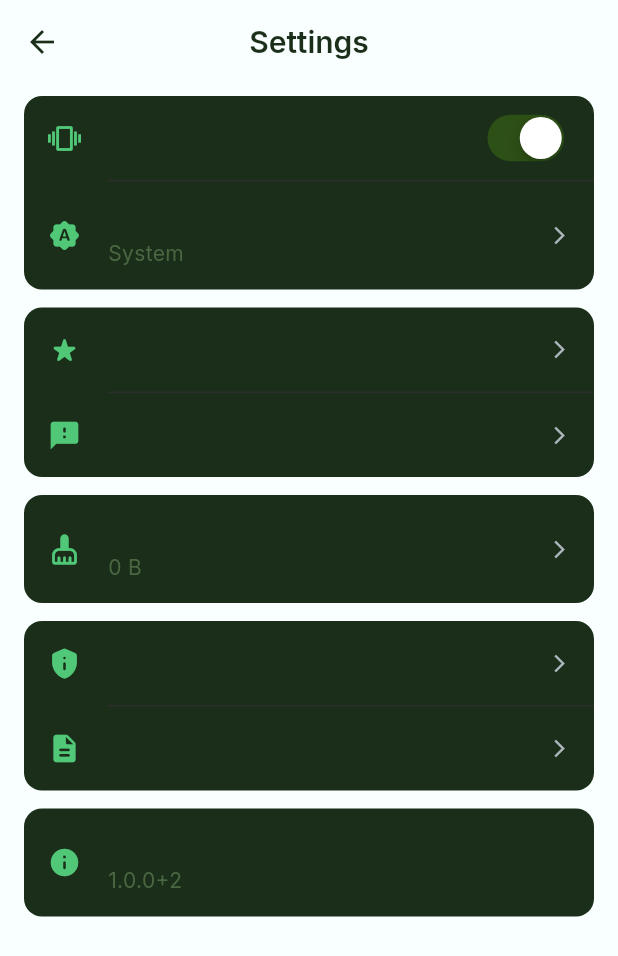
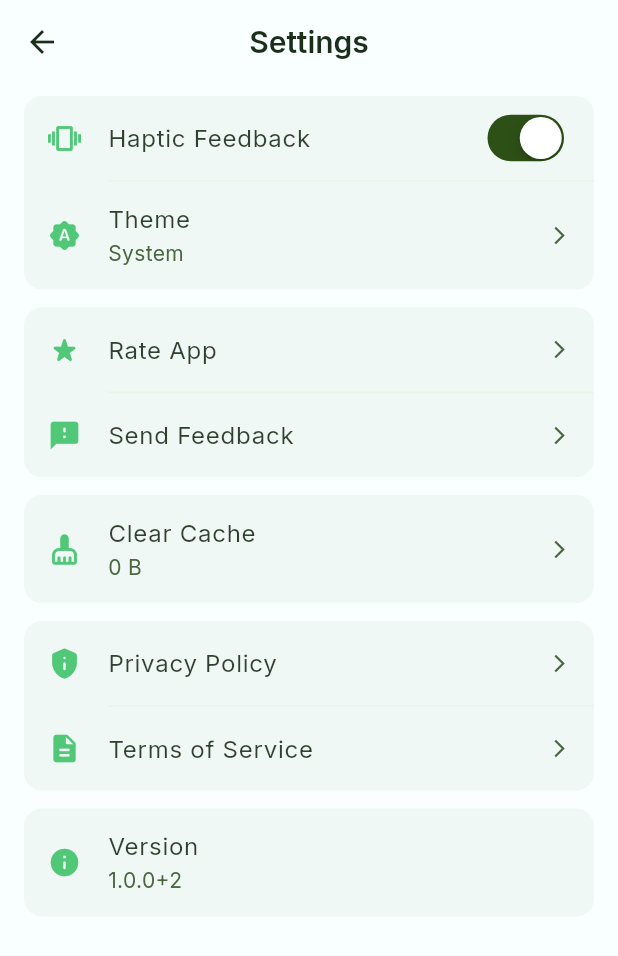
Before and after one commit to ivantrj/RockIdentifier, a Flutter app: the _LibraryScreenBody screen opened directly, after a tap on an icon or button, on a phone screen of 412 x 824 dp. Shown: the top 956 px of the screen. Run offline on Flutter 3.47's test engine with Material 3 defaults, Android fonts, the phone set to English and light mode, and no system bars; our stand-ins replace connectivity_plus, get_it, google_fonts, hugeicons, image_picker, in_app_review and 3 more; missing offline and left inert: fimber, purchases_flutter; accounts and stored records are empty.

Commit message:
Refactor CoinCard and related components to SnakeCard, updating them for snake identification. Adjusted theme handling for dark mode, modified dialog messages, and updated references throughout the codebase to reflect the new focus on snakes.

```diff
--- a/lib/core/widgets/coin_card_placeholder.dart
+++ b/lib/core/widgets/coin_card_placeholder.dart
@@ -2,19 +2,22 @@ import 'package:flutter/material.dart';
 import 'package:shimmer/shimmer.dart';
 import 'package:snake_id/core/theme/app_theme.dart';
 
-class CoinCardPlaceholder extends StatelessWidget {
-  const CoinCardPlaceholder({super.key});
+class SnakeCardPlaceholder extends StatelessWidget {
+  const SnakeCardPlaceholder({super.key});
 
   @override
   Widget build(BuildContext context) {
+    final isDarkMode = Theme.of(context).brightness == Brightness.dark;
     return Shimmer.fromColors(
-      baseColor: AppTheme.darkCharcoal,
-      highlightColor: AppTheme.darkCharcoal.withOpacity(0.5),
+      baseColor: isDarkMode ? AppTheme.darkCharcoal : AppTheme.lightCard,
+      highlightColor: isDarkMode ? AppTheme.darkCharcoal.withOpacity(0.5) : AppTheme.lightCard.withOpacity(0.7),
       child: Container(
         decoration: BoxDecoration(
           borderRadius: BorderRadius.circular(AppTheme.cardBorderRadius),
-          color: AppTheme.darkCharcoal, // Shimmer needs a color to draw on
-          border: Border.all(color: AppTheme.subtleBorderColor),
+          color: isDarkMode ? AppTheme.darkCharcoal : AppTheme.lightCard,
+          border: Border.all(
+            color: isDarkMode ? AppTheme.subtleBorderColor : AppTheme.lightBorder,
+          ),
         ),
         child: Column(
           crossAxisAlignment: CrossAxisAlignment.start,
@@ -23,12 +26,12 @@ class CoinCardPlaceholder extends StatelessWidget {
             AspectRatio(
               aspectRatio: 1.0,
               child: Container(
-                decoration: const BoxDecoration(
-                  borderRadius: BorderRadius.only(
+                decoration: BoxDecoration(
+                  borderRadius: const BorderRadius.only(
                     topLeft: Radius.circular(AppTheme.cardBorderRadius),
                     topRight: Radius.circular(AppTheme.cardBorderRadius),
                   ),
-                  color: Colors.black, // Placeholder color
+                  color: isDarkMode ? Colors.black : Colors.grey[300], // Placeholder color
                 ),
               ),
             ),
@@ -41,13 +44,13 @@ class CoinCardPlaceholder extends StatelessWidget {
                   Container(
                     height: 16,
                     width: double.infinity,
-                    color: Colors.black,
+                    color: isDarkMode ? Colors.black : Colors.grey[300],
                   ),
                   const SizedBox(height: 8),
                   Container(
                     height: 12,
                     width: MediaQuery.of(context).size.width * 0.3,
-                    color: Colors.black,
+                    color: isDarkMode ? Colors.black : Colors.grey[300],
                   ),
                 ],
               ),
--- a/lib/features/chat/view/chat_screen.dart
+++ b/lib/features/chat/view/chat_screen.dart
@@ -153,7 +153,7 @@ class _ChatScreenState extends State<ChatScreen> {
             child: TextField(
               controller: _messageController,
               decoration: InputDecoration(
-                hintText: 'Ask about this coin...',
+                hintText: 'Ask about this Snake...',
                 border: OutlineInputBorder(
                   borderRadius: BorderRadius.circular(24),
                   borderSide: BorderSide.none,
--- a/lib/features/library/view/widgets/fab_menu.dart
+++ b/lib/features/library/view/widgets/fab_menu.dart
@@ -162,7 +162,7 @@ class _AnimatedFabMenuItemsState extends State<_AnimatedFabMenuItems> with Ticke
           delay: 0,
           child: _ActionButton(
             icon: HugeIcons.strokeRoundedCamera01,
-            label: 'Identify Coin',
+            label: 'Identify Snake',
             onTap: () async {
               await HapticService.instance.vibrate();
               widget.onClose();
@@ -175,7 +175,7 @@ class _AnimatedFabMenuItemsState extends State<_AnimatedFabMenuItems> with Ticke
           delay: 80,
           child: _ActionButton(
             icon: HugeIcons.strokeRoundedImage02,
-            label: 'Upload Coin Photo',
+            label: 'Upload Snake Photo',
             onTap: () async {
               await HapticService.instance.vibrate();
               widget.onClose();
--- a/lib/features/library/view/widgets/loading_dialog.dart
+++ b/lib/features/library/view/widgets/loading_dialog.dart
@@ -12,7 +12,7 @@ class LoadingDialog extends StatefulWidget {
 
 class _LoadingDialogState extends State<LoadingDialog> {
   static final List<String> _funTexts = [
-    'Scanning coin surface...',
+    'Scanning Snake surface...',
     'Analyzing mint marks...',
     'Checking for die cracks...',
     'Consulting numismatic databases...',
--- a/lib/features/onboarding/onboarding_screen.dart
+++ b/lib/features/onboarding/onboarding_screen.dart
@@ -274,7 +274,7 @@ class _OnboardingScreenState extends State<OnboardingScreen> with TickerProvider
                   height: 200,
                   decoration: BoxDecoration(
                     shape: BoxShape.circle,
-                    color: AppTheme.forestGreen.withValues(alpha: 0.03),
+                    color: AppTheme.forestGreen.withValues(alpha: isDarkMode ? 0.03 : 0.05),
                   ),
                 ),
               ),
@@ -286,7 +286,7 @@ class _OnboardingScreenState extends State<OnboardingScreen> with TickerProvider
                   height: 250,
                   decoration: BoxDecoration(
                     shape: BoxShape.circle,
-                    color: AppTheme.forestGreen.withValues(alpha: 0.02),
+                    color: AppTheme.forestGreen.withValues(alpha: isDarkMode ? 0.02 : 0.04),
                   ),
                 ),
               ),
@@ -298,7 +298,7 @@ class _OnboardingScreenState extends State<OnboardingScreen> with TickerProvider
                   height: 100,
                   decoration: BoxDecoration(
                     shape: BoxShape.circle,
-                    color: AppTheme.forestGreen.withValues(alpha: 0.02),
+                    color: AppTheme.forestGreen.withValues(alpha: isDarkMode ? 0.02 : 0.04),
                   ),
                 ),
               ),
@@ -723,7 +723,7 @@ class _OnboardingScreenState extends State<OnboardingScreen> with TickerProvider
         child: Stack(
           alignment: Alignment.center,
           children: [
-            // Coin image
+            // Snake image
             AnimatedBuilder(
               animation: _photoHandOpacity,
               builder: (context, child) {
@@ -743,7 +743,7 @@ class _OnboardingScreenState extends State<OnboardingScreen> with TickerProvider
                       ),
                       child: ClipOval(
                         child: Image.asset(
-                          'assets/images/coin.jpg',
+                          'assets/images/Snake.jpg',
                           fit: BoxFit.cover,
                         ),
                       ),
--- a/lib/features/settings/view/settings_screen.dart
+++ b/lib/features/settings/view/settings_screen.dart
@@ -125,10 +125,11 @@ class _SettingsScreenState extends State<SettingsScreen> {
   }
 
   Widget _buildSettingsGroup(BuildContext context, {required List<Widget> children}) {
+    final isDarkMode = Theme.of(context).brightness == Brightness.dark;
     return Container(
       clipBehavior: Clip.antiAlias, // Ensures children conform to rounded corners
       decoration: BoxDecoration(
-        color: AppTheme.darkCharcoal,
+        color: isDarkMode ? AppTheme.darkCharcoal : AppTheme.lightCard,
         borderRadius: BorderRadius.circular(12), // Slightly less rounded for a tighter look
       ),
       // Using a Column with manually interspersed dividers for precise control
@@ -140,7 +141,7 @@ class _SettingsScreenState extends State<SettingsScreen> {
             return Divider(
               height: 1,
               thickness: 1,
-              color: AppTheme.subtleBorderColor,
+              color: isDarkMode ? AppTheme.subtleBorderColor : AppTheme.lightBorder,
               indent: 56,
             );
           }
@@ -152,14 +153,20 @@ class _SettingsScreenState extends State<SettingsScreen> {
   Widget _buildSettingsItem(BuildContext context,
       {required IconData icon, required String title, String? subtitle, VoidCallback? onTap}) {
     final theme = Theme.of(context);
+    final isDarkMode = theme.brightness == Brightness.dark;
     return ListTile(
       dense: true, // Makes the ListTile more compact
       contentPadding: const EdgeInsets.symmetric(horizontal: 16.0, vertical: 4.0), // Reduced vertical padding
       leading: Icon(icon, color: theme.colorScheme.secondary, size: 22), // Slightly smaller icon
       title: Text(title, style: theme.textTheme.bodyLarge),
       subtitle: subtitle != null ? Text(subtitle, style: theme.textTheme.bodyMedium) : null,
-      trailing:
-          onTap != null ? const Icon(Icons.arrow_forward_ios, size: 14, color: AppTheme.secondaryTextColor) : null,
+      trailing: onTap != null
+          ? Icon(
+              Icons.arrow_forward_ios,
+              size: 14,
+              color: isDarkMode ? AppTheme.secondaryTextColor : AppTheme.lightTextSecondary,
+            )
+          : null,
       onTap: onTap,
     );
   }
@@ -288,13 +295,18 @@ class _CacheSettingsItemState extends State<_CacheSettingsItem> {
   @override
   Widget build(BuildContext context) {
     final theme = Theme.of(context);
+    final isDarkMode = theme.brightness == Brightness.dark;
     return ListTile(
       dense: true,
       contentPadding: const EdgeInsets.symmetric(horizontal: 16.0, vertical: 4.0),
       leading: Icon(Icons.cleaning_services_rounded, color: theme.colorScheme.secondary, size: 22),
       title: Text('Clear Cache', style: theme.textTheme.bodyLarge),
       subtitle: Text(_cacheSize, style: theme.textTheme.bodyMedium),
-      trailing: const Icon(Icons.arrow_forward_ios, size: 14, color: AppTheme.secondaryTextColor),
+      trailing: Icon(
+        Icons.arrow_forward_ios,
+        size: 14,
+        color: isDarkMode ? AppTheme.secondaryTextColor : AppTheme.lightTextSecondary,
+      ),
       onTap: () => _showClearCacheDialog(context),
     );
   }
@@ -308,6 +320,7 @@ class _ThemeToggle extends StatelessWidget {
     return Consumer<ThemeService>(
       builder: (context, themeService, child) {
         final theme = Theme.of(context);
+        final isDarkMode = theme.brightness == Brightness.dark;
         return ListTile(
           dense: true,
           contentPadding: const EdgeInsets.symmetric(horizontal: 16.0, vertical: 4.0),
@@ -329,7 +342,11 @@ class _ThemeToggle extends StatelessWidget {
                     : 'System',
             style: theme.textTheme.bodyMedium,
           ),
-          trailing: const Icon(Icons.arrow_forward_ios, size: 14, color: AppTheme.secondaryTextColor),
+          trailing: Icon(
+            Icons.arrow_forward_ios,
+            size: 14,
+            color: isDarkMode ? AppTheme.secondaryTextColor : AppTheme.lightTextSecondary,
+          ),
           onTap: () {
             HapticService.instance.vibrate();
             themeService.toggleTheme();
--- a/pubspec.yaml
+++ b/pubspec.yaml
@@ -45,7 +45,7 @@ flutter:
   assets:
     - assets/icon/icon.png
     - assets/images/pro.png
-    - assets/images/coin.jpg
+    - assets/images/Snake.jpg
     - assets/images/testimonial1.jpeg
     - assets/images/testimonial2.jpeg
     - assets/images/testimonial3.jpeg
```
Also changed, not shown: lib/core/widgets/coin_card.dart (+14 -9 lines), lib/features/library/view/detail_screen.dart (+5 -5 lines), lib/features/library/view/library_screen.dart (+8 -8 lines), lib/features/library/view/widgets/not_antique_dialog.dart (+10 -10 lines), lib/features/paywall/paywall_screen.dart (+4 -3 lines), lib/services/chat_service.dart (+4 -4 lines), lib/services/image_processing_service.dart (+17 -17 lines), 2 other files.
